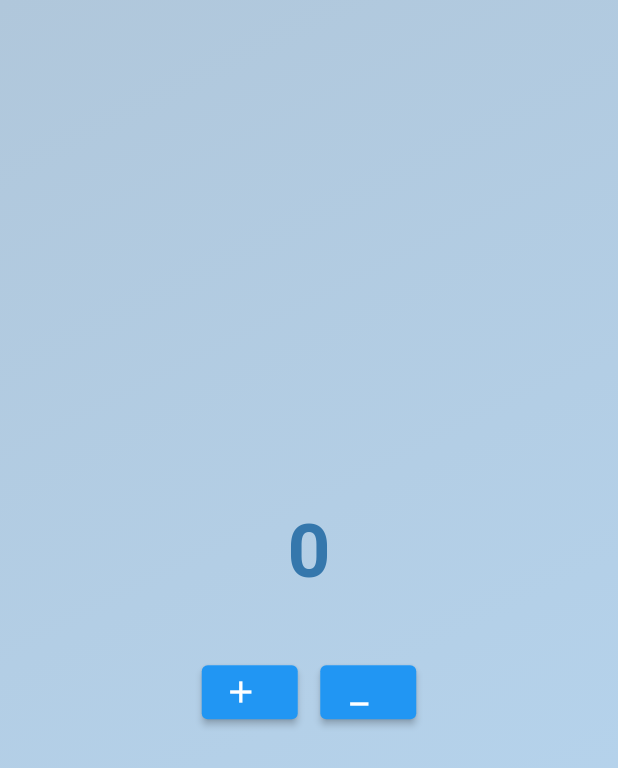
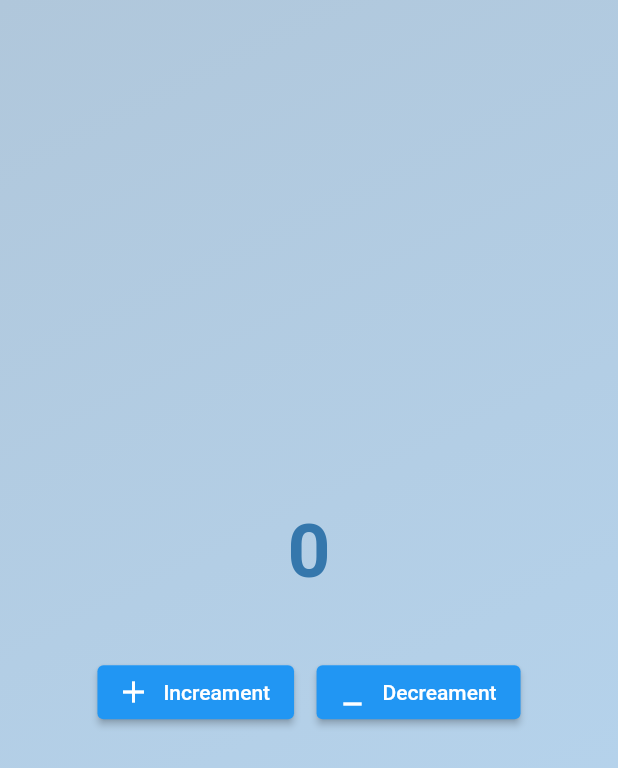
Before and after one commit to mihretgold/2023-project-phase-mobile-tasks, a Flutter app: the screen it shows after launch, on a phone screen of 412 x 824 dp. Shown: the top 768 px of the screen. Run offline on Flutter 3.47's test engine with Material 2 defaults, Android fonts, the phone set to English and light mode, and no system bars.

Commit message:
fix(mobile) : Update Button Naming

```diff
--- a/on-boarding/circular_counter/lib/counter_screen.dart
+++ b/on-boarding/circular_counter/lib/counter_screen.dart
@@ -55,7 +55,7 @@ class _CircularCounterState extends State<CircularCounter> {
             ElevatedButton.icon(
               onPressed: increament,
               icon: const Icon(Icons.add),
-              label: const Text(''),
+              label: const Text('Increament'),
             ),
             const SizedBox(
               width: 15,
@@ -63,7 +63,7 @@ class _CircularCounterState extends State<CircularCounter> {
             ElevatedButton.icon(
               onPressed: decreament,
               icon: const Center(child: Icon(Icons.minimize)),
-              label: const Text(''),
+              label: const Text('Decreament'),
             )
           ],
         )
```
Also changed, not shown: on-boarding/circular_counter/Screenshot (674).png (deleted), on-boarding/circular_counter/Screenshot (675).png (added).
